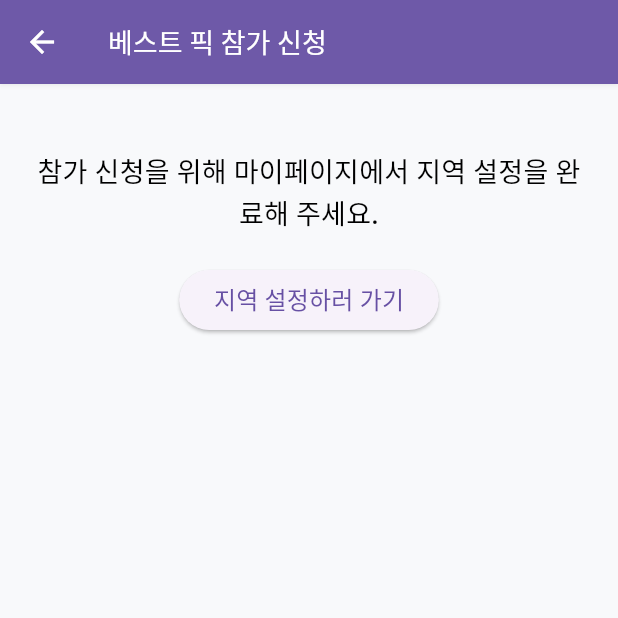
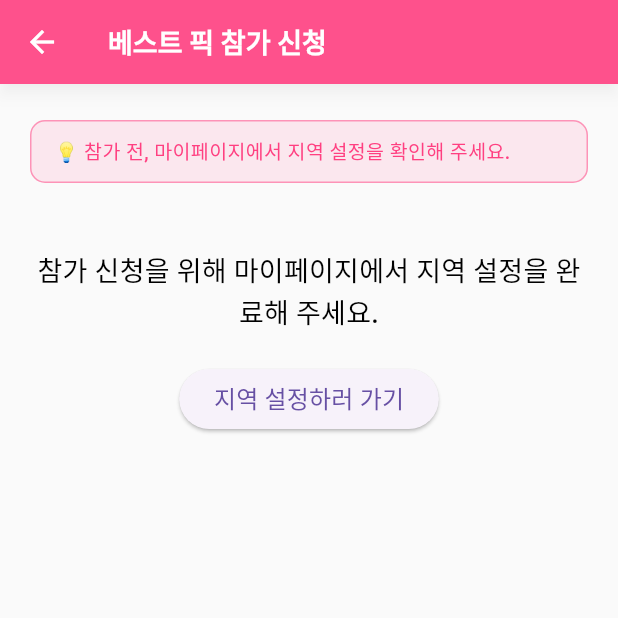
Before and after one commit to FlutterNeverDie/best-selfie-pick, a Flutter app: the EntrySubmissionScreen screen opened by its route, on a phone screen of 412 x 824 dp, the top half of it. Run offline on Flutter 3.47's test engine with Material 3 defaults, Android fonts, the phone set to English and light mode, and no system bars; our stand-ins replace another_flushbar, cached_network_image, cloud_firestore, firebase_auth, firebase_core, firebase_storage and 9 more; accounts and stored records are empty; generated files the repository leaves out were written again; Roboto replaces fonts that are missing (Pretendard).

```diff
--- a/lib/feature/my_contest/provider/entry_provider.dart
+++ b/lib/feature/my_contest/provider/entry_provider.dart
@@ -106,7 +106,7 @@ class EntryNotifier extends AsyncNotifier<EntryModel?> {
           '$methodName: [요청] Cloud Storage 사진 업로드 시작 (UserID: ${user.uid}, FileSize: ${photo.lengthSync() / 1024} KB)');
 
       final photoUrls =
-          await _repository.uploadPhoto(user.uid, photo, user.region, snsId);
+          await _repository.uploadPhoto(user.email, photo, user.region, snsId);
 
       debugPrint(
           '$methodName: [응답] Cloud Storage 업로드 완료. PhotoUrl: ${photoUrls['photoUrl']!}');
--- a/lib/feature/my_contest/s_entry_submission_screen.dart
+++ b/lib/feature/my_contest/s_entry_submission_screen.dart
@@ -1,7 +1,9 @@
-// s_entry_submission_screen.dart (새로 생성할 파일)
+// lib/feature/my_contest/s_entry_submission_screen.dart (수정)
+
 import 'package:flutter/material.dart';
 import 'package:flutter_screenutil/flutter_screenutil.dart';
 import 'package:selfie_pick/feature/my_contest/widget/w_entry_submission_form.dart';
+import 'package:selfie_pick/core/theme/colors/app_color.dart'; // AppColor import 가정
 
 class EntrySubmissionScreen extends StatelessWidget {
   static const String routeName = 'submit_entry';
@@ -9,18 +11,54 @@ class EntrySubmissionScreen extends StatelessWidget {
 
   @override
   Widget build(BuildContext context) {
+    // Scaffold의 기본 배경색을 약간 밝게 설정하여 컨텐츠에 깊이감을 줍니다.
     return Scaffold(
+      backgroundColor: Colors.grey.shade50,
       appBar: AppBar(
-        title: Text('베스트 픽 참가 신청', style: TextStyle(fontSize: 18.sp)),
-        backgroundColor: Theme.of(context).colorScheme.primary,
+        title: Text(
+            '베스트 픽 참가 신청',
+            style: TextStyle(
+                fontSize: 18.sp,
+                fontWeight: FontWeight.bold // 제목 폰트 강조
+            )
+        ),
+        backgroundColor: AppColor.primary, // 테마 색상 사용
         foregroundColor: Colors.white,
-        elevation: 1,
+        elevation: 4.w, // AppBar에 그림자를 주어 입체감 부여
       ),
       body: SingleChildScrollView(
+        // 키보드 상태 변화에도 레이아웃이 안정적이도록 설정
+        keyboardDismissBehavior: ScrollViewKeyboardDismissBehavior.onDrag,
         child: Padding(
-          padding: EdgeInsets.symmetric(vertical: 20.h),
-          // 기존에 분리된 참가 폼 위젯을 여기에 포함하여 재사용
-          child: const WEntrySubmissionForm(),
+          // 수직 패딩을 상단에만 약간 주고, 컨텐츠는 폼 위젯에서 제어
+          padding: EdgeInsets.only(top: 24.h, bottom: 20.h),
+          child: Column(
+            crossAxisAlignment: CrossAxisAlignment.stretch,
+            children: [
+              // 1. 안내 배너 (선택 사항: 사용자에게 정책을 상기시킵니다)
+              Container(
+                margin: EdgeInsets.symmetric(horizontal: 20.w),
+                padding: EdgeInsets.symmetric(horizontal: 15.w, vertical: 10.h),
+                decoration: BoxDecoration(
+                    color: AppColor.primary.withOpacity(0.1),
+                    borderRadius: BorderRadius.circular(10.w),
+                    border: Border.all(color: AppColor.primary.withOpacity(0.5), width: 1.w)
+                ),
+                child: Text(
+                  '💡 참가 전, 마이페이지에서 지역 설정을 확인해 주세요.',
+                  style: TextStyle(
+                      fontSize: 13.sp,
+                      color: AppColor.primary,
+                      fontWeight: FontWeight.w500
+                  ),
+                ),
+              ),
+              SizedBox(height: 20.h),
+
+              // 2. 핵심 폼 위젯
+              const WEntrySubmissionForm(),
+            ],
+          ),
         ),
       ),
     );
--- a/lib/feature/my_page/s_my_page.dart
+++ b/lib/feature/my_page/s_my_page.dart
@@ -146,7 +146,7 @@ class MyPageScreen extends ConsumerWidget {
                               ),
                               SizedBox(width: 4.w),
                               Text(
-                                user?.gender == 'Female' ? '여성 (참가 가능)' : (user?.gender == 'Male' ? '남성 (투표 불가)' : '미설정'),
+                                user?.gender == 'Female' ? '여성' : (user?.gender == 'Male' ? '남성' : '미설정'),
                                 style: TextStyle(fontSize: 14.sp, color: Colors.grey.shade700),
                               ),
                             ],
--- a/pubspec.yaml
+++ b/pubspec.yaml
@@ -39,6 +39,8 @@ dependencies:
   cached_network_image: ^3.4.1
   image_picker: ^1.2.0
   flutter_image_compress: ^2.4.0
+  path_provider: ^2.1.5
+  path: ^1.9.1
 
   # web
   url_launcher: ^6.3.2
```
Also changed, not shown: lib/feature/auth/provider/repository/auth_repo.dart (+22 -25 lines), lib/feature/my_contest/provider/repo/entry_repo.dart (+68 -14 lines), pubspec.lock.
